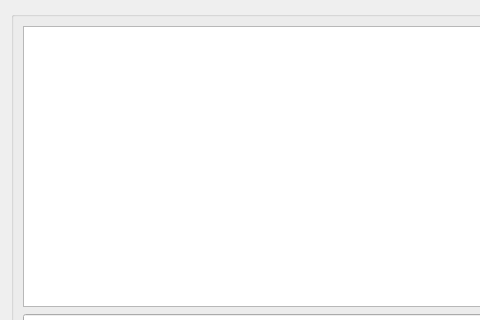
The window that Project2/Project2/ObjectLayers.ui (Kalorina/Painter_PocitacovaGrafika) describes before a commit, drawn with Qt 5; both pictures show x 0 to 480 and y 0 to 320 of the 610 by 414 pixel window.
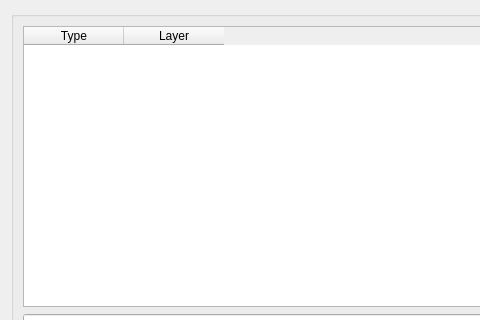
The same window after the commit.

Commit message: table pre objects done

Diff of the .ui file:
```diff
--- a/Project2/Project2/ObjectLayers.ui
+++ b/Project2/Project2/ObjectLayers.ui
@@ -28,7 +28,18 @@
        </widget>
       </item>
       <item row="0" column="0" colspan="2">
-       <widget class="QTableWidget" name="tableWidget"/>
+       <widget class="QTableWidget" name="tableWidget">
+        <column>
+         <property name="text">
+          <string>Type</string>
+         </property>
+        </column>
+        <column>
+         <property name="text">
+          <string>Layer</string>
+         </property>
+        </column>
+       </widget>
       </item>
      </layout>
     </widget>
```
Left out of the diff: 3 changed lines with no effect on the pictures. The commit also changes 4 other files.
